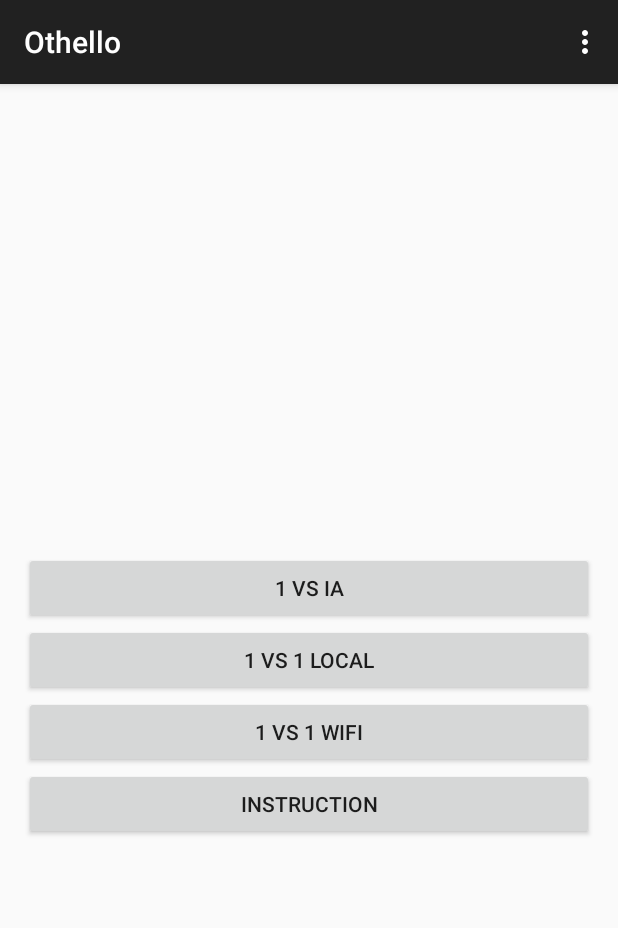
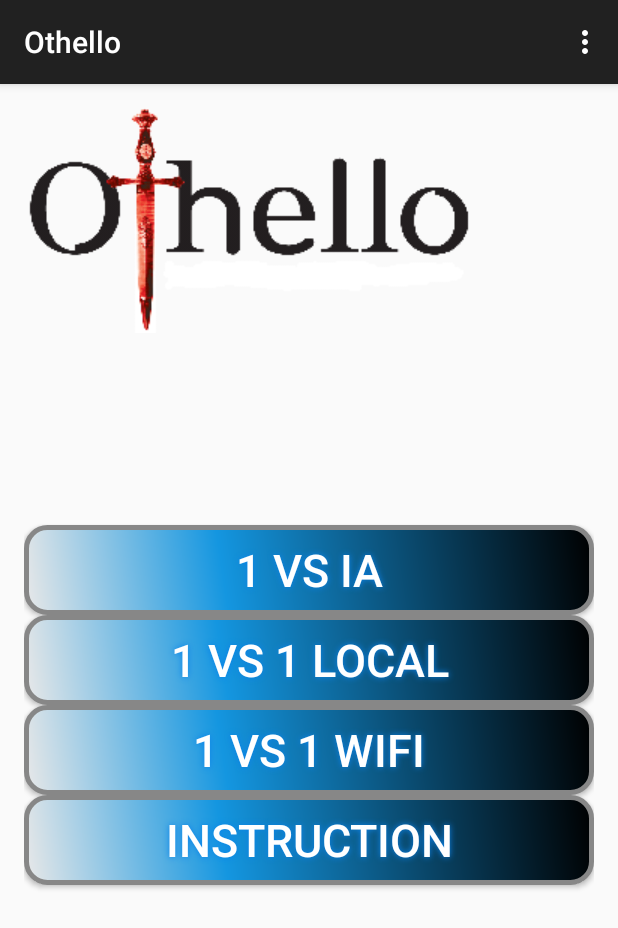
Before and after one commit to Blondwolf/OthelloAndroid, an Android app: the screen it shows after launch (HomeActivity), on a phone screen of 412 x 824 dp. Shown: the top 928 px of the screen. Run offline under Robolectric (Android 15) with nearby library versions, the phone set to English and light mode, and no system bars.

Commit message:
Home page
customisation de la page d’acceuil (logo + style bouton )

```diff
--- /dev/null
+++ b/Project/app/src/main/res/drawable/buttonshape.xml
@@ -0,0 +1,28 @@
+<?xml version="1.0" encoding="utf-8"?>
+<shape xmlns:android="http://schemas.android.com/apk/res/android" android:shape="rectangle" >
+    <corners
+        android:radius="14dp"
+        />
+    <gradient
+        android:angle="45"
+        android:centerX="35%"
+        android:centerColor="#1496E0"
+        android:startColor="#E8E8E8"
+        android:endColor="#000000"
+        android:type="linear"
+        />
+    <padding
+        android:left="0dp"
+        android:top="0dp"
+        android:right="0dp"
+        android:bottom="0dp"
+        />
+    <size
+        android:width="270dp"
+        android:height="60dp"
+        />
+    <stroke
+        android:width="3dp"
+        android:color="#878787"
+        />
+</shape>
--- a/Project/app/src/main/res/layout/layout_home.xml
+++ b/Project/app/src/main/res/layout/layout_home.xml
@@ -5,6 +5,12 @@
     android:paddingTop="@dimen/activity_vertical_margin"
     android:paddingBottom="@dimen/activity_vertical_margin" tools:context=".HomeActivity">
 
+    <ImageView
+        android:id="@+id/imageView1"
+        android:layout_width="wrap_content"
+        android:layout_height="wrap_content"
+        android:src="@drawable/logo"
+        android:layout_gravity="center" />
     <Button
         android:id="@+id/vsIA"
         android:layout_width="fill_parent"
@@ -12,7 +18,14 @@
         android:text="1 Vs IA"
         android:layout_above="@+id/vsLocal"
         android:layout_alignParentStart="true"
-        android:onClick="onClick"/>
+        android:onClick="onClick"
+        android:textColor="#FFFFFF"
+        android:textSize="30sp"
+        android:background="@drawable/buttonshape"
+        android:shadowColor="#0C83EB"
+        android:shadowDx="0"
+        android:shadowDy="0"
+        android:shadowRadius="5"/>
 
     <Button
         android:id="@+id/vsLocal"
@@ -21,7 +34,15 @@
         android:text="1 Vs 1 Local"
         android:layout_centerVertical="true"
         android:layout_alignParentEnd="true"
-        android:onClick="onClick"/>
+        android:onClick="onClick"
+        android:textColor="#FFFFFF"
+        android:textSize="30sp"
+        android:background="@drawable/buttonshape"
+        android:shadowColor="#0C83EB"
+        android:shadowDx="0"
+        android:shadowDy="0"
+        android:shadowRadius="5"/>
+
     <Button
         android:id="@+id/vsWifi"
         android:layout_width="fill_parent"
@@ -29,7 +50,14 @@
         android:text="1 Vs 1 Wifi"
         android:layout_below="@+id/vsLocal"
         android:layout_centerHorizontal="true"
-        android:onClick="onClick"/>
+        android:onClick="onClick"
+        android:textColor="#FFFFFF"
+        android:textSize="30sp"
+        android:background="@drawable/buttonshape"
+        android:shadowColor="#0C83EB"
+        android:shadowDx="0"
+        android:shadowDy="0"
+        android:shadowRadius="5"/>
 
     <Button
         android:id="@+id/instruction"
@@ -38,5 +66,12 @@
         android:text="instruction"
         android:layout_below="@+id/vsWifi"
         android:layout_alignParentStart="true"
-        android:onClick="onClick"/>
+        android:onClick="onClick"
+        android:textColor="#FFFFFF"
+        android:textSize="30sp"
+        android:background="@drawable/buttonshape"
+        android:shadowColor="#0C83EB"
+        android:shadowDx="0"
+        android:shadowDy="0"
+        android:shadowRadius="5"/>
 </RelativeLayout>
```
Also changed, not shown: Project/app/src/main/res/drawable/logo.png (added).
